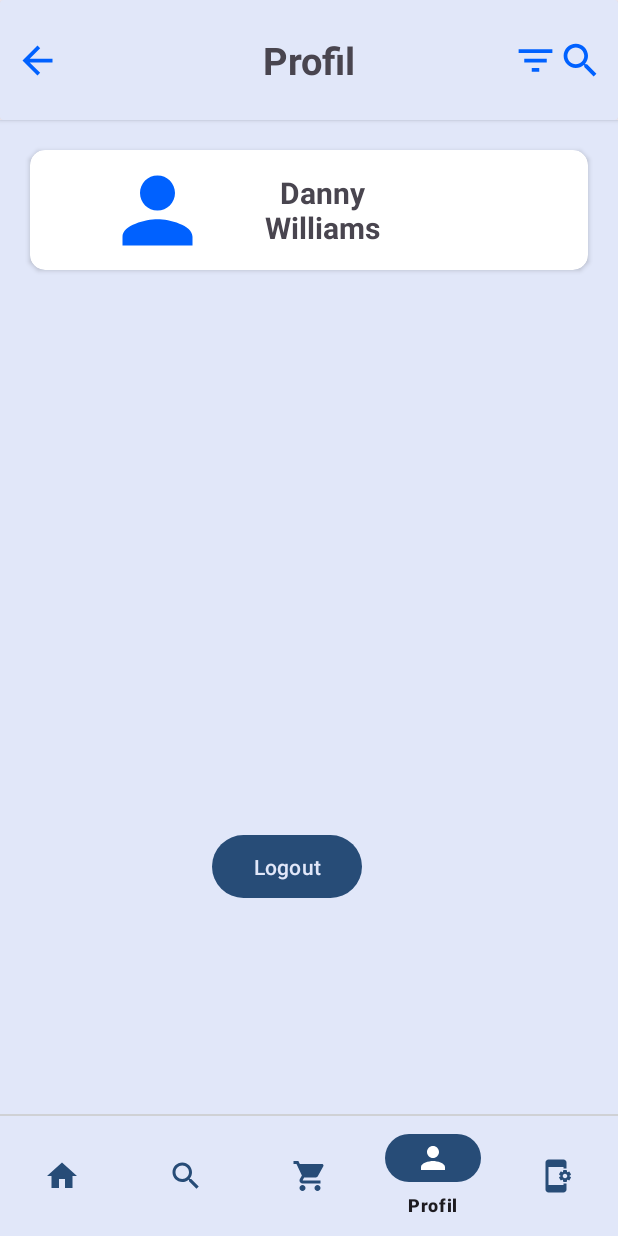
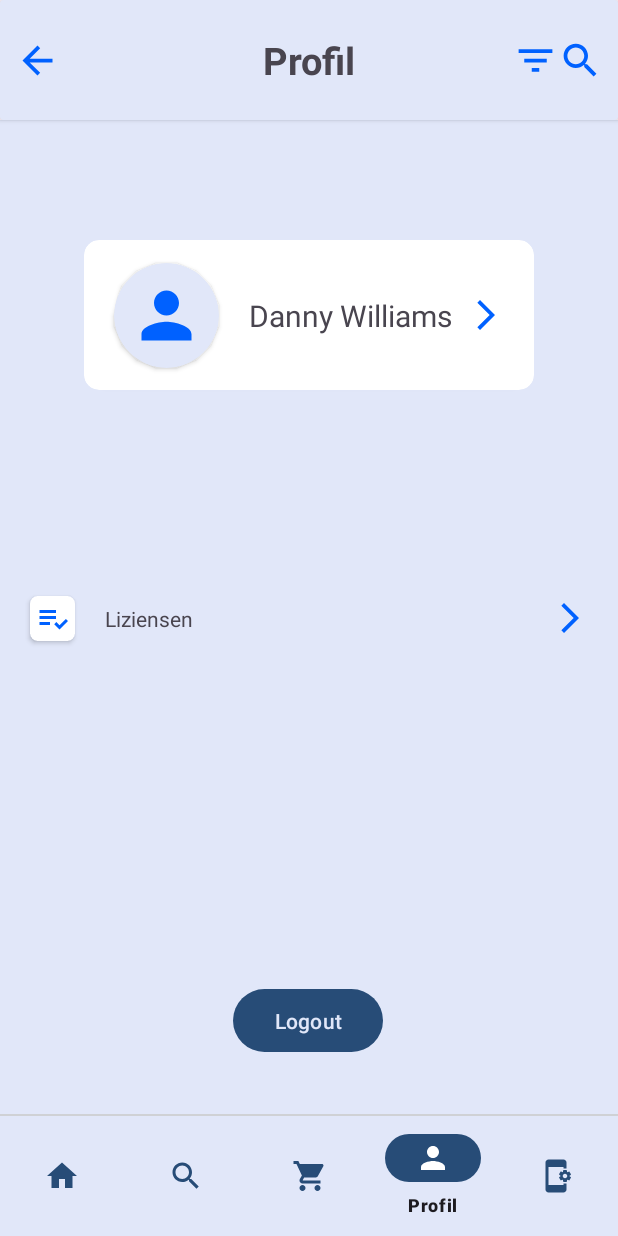
Before and after one commit to Spliic/FunRepair, an Android app: the ProfilFragment screen opened through its navigation route, on a phone screen of 412 x 824 dp. Run offline under Robolectric (Android 15) with nearby library versions, the phone set to English and light mode, and no system bars; our stand-ins replace Firebase (no records; nobody signed in at launch, a user with empty details on screens opened directly), Room's generated code, data binding, navigation-ui.

Commit message:
Kleine Überarbeitung

```diff
--- a/app/src/main/java/com/example/abschlussaufgabe/MainActivity.kt
+++ b/app/src/main/java/com/example/abschlussaufgabe/MainActivity.kt
@@ -59,9 +59,7 @@ class MainActivity : AppCompatActivity() {
             }
         }
 
-        binding.ivBackIcon.setOnClickListener {
 
-        }
 
 
         /**
--- a/app/src/main/java/com/example/abschlussaufgabe/ui/DetailFragment.kt
+++ b/app/src/main/java/com/example/abschlussaufgabe/ui/DetailFragment.kt
@@ -40,6 +40,9 @@ class DetailFragment : Fragment() {
 
     override fun onViewCreated(view: View, savedInstanceState: Bundle?) {
         super.onViewCreated(view, savedInstanceState)
+
+
+
     }
 
 }
--- a/app/src/main/java/com/example/abschlussaufgabe/ui/HomeFragment.kt
+++ b/app/src/main/java/com/example/abschlussaufgabe/ui/HomeFragment.kt
@@ -50,6 +50,10 @@ class HomeFragment : Fragment() {
     override fun onViewCreated(view: View, savedInstanceState: Bundle?) {
         super.onViewCreated(view, savedInstanceState)
 
+
+
+
+
         viewModel.ersatzteilList.observe(viewLifecycleOwner){ersatzteilList ->
             binding.rvNewitem.adapter = KategorieAdapter(ersatzteilList,viewModel)
 
--- a/app/src/main/java/com/example/abschlussaufgabe/viewmodel/MainViewModel.kt
+++ b/app/src/main/java/com/example/abschlussaufgabe/viewmodel/MainViewModel.kt
@@ -36,9 +36,6 @@ class MainViewModel(application: Application): AndroidViewModel(application) {
     fun setSortimentTitle(titel: String){
         _sortimentTitel.value = titel
     }
-
-
-
 
 
     /**
--- /dev/null
+++ b/app/src/main/res/drawable/baseline_arrow_forward_ios_24.xml
@@ -0,0 +1,5 @@
+<vector android:autoMirrored="true" android:height="24dp"
+    android:tint="#0061FF" android:viewportHeight="24"
+    android:viewportWidth="24" android:width="24dp" xmlns:android="http://schemas.android.com/apk/res/android">
+    <path android:fillColor="@android:color/white" android:pathData="M6.23,20.23l1.77,1.77l10,-10l-10,-10l-1.77,1.77l8.23,8.23z"/>
+</vector>
--- /dev/null
+++ b/app/src/main/res/drawable/baseline_playlist_add_check_24.xml
@@ -0,0 +1,8 @@
+<vector android:autoMirrored="true" android:height="24dp"
+    android:tint="#0061FF" android:viewportHeight="24"
+    android:viewportWidth="24" android:width="24dp" xmlns:android="http://schemas.android.com/apk/res/android">
+    <path android:fillColor="@android:color/white" android:pathData="M3,10h11v2h-11z"/>
+    <path android:fillColor="@android:color/white" android:pathData="M3,6h11v2h-11z"/>
+    <path android:fillColor="@android:color/white" android:pathData="M3,14h7v2h-7z"/>
+    <path android:fillColor="@android:color/white" android:pathData="M20.59,11.93l-4.25,4.24l-2.12,-2.12l-1.41,1.41l3.53,3.54l5.66,-5.66z"/>
+</vector>
--- /dev/null
+++ b/app/src/main/res/drawable/baseline_shield_24.xml
@@ -0,0 +1,5 @@
+<vector android:height="24dp" android:tint="#0061FF"
+    android:viewportHeight="24" android:viewportWidth="24"
+    android:width="24dp" xmlns:android="http://schemas.android.com/apk/res/android">
+    <path android:fillColor="@android:color/white" android:pathData="M12,1L3,5v6c0,5.55 3.84,10.74 9,12 5.16,-1.26 9,-6.45 9,-12V5l-9,-4z"/>
+</vector>
--- a/app/src/main/res/layout/fragment_profil.xml
+++ b/app/src/main/res/layout/fragment_profil.xml
@@ -10,76 +10,147 @@
     <androidx.constraintlayout.widget.ConstraintLayout
         android:layout_width="match_parent"
         android:layout_height="match_parent"
+        android:background="@color/appcolor"
         tools:context=".ui.ProfilFragment">
 
+
         <androidx.cardview.widget.CardView
-            android:id="@+id/cv_profile"
-            android:layout_width="match_parent"
-            android:layout_height="80dp"
-            android:layout_margin="20dp"
+            android:layout_width="300dp"
+            android:layout_height="100dp"
+            android:layout_marginTop="80dp"
             app:cardCornerRadius="10dp"
             app:layout_constraintEnd_toEndOf="parent"
             app:layout_constraintStart_toStartOf="parent"
-            app:layout_constraintTop_toTopOf="@+id/constraintLayout">
+            app:layout_constraintTop_toTopOf="parent">
 
 
             <androidx.constraintlayout.widget.ConstraintLayout
                 android:layout_width="match_parent"
                 android:layout_height="match_parent">
 
-                <ImageView
-                    android:id="@+id/ivProfile"
+                <androidx.cardview.widget.CardView
+                    android:id="@+id/cardView2"
                     android:layout_width="70dp"
                     android:layout_height="70dp"
-                    android:layout_marginStart="50dp"
+                    android:layout_marginStart="20dp"
+                    android:backgroundTint="@color/appcolor"
+                    app:cardCornerRadius="50dp"
                     app:layout_constraintBottom_toBottomOf="parent"
                     app:layout_constraintStart_toStartOf="parent"
-                    app:layout_constraintTop_toTopOf="parent"
-                    app:srcCompat="@drawable/baseline_person_24" />
+                    app:layout_constraintTop_toTopOf="parent">
+
+                    <androidx.constraintlayout.widget.ConstraintLayout
+                        android:layout_width="match_parent"
+                        android:layout_height="match_parent">
+
+                        <ImageView
+                            android:id="@+id/imageView3"
+                            android:layout_width="50dp"
+                            android:layout_height="50dp"
+                            app:layout_constraintBottom_toBottomOf="parent"
+                            app:layout_constraintEnd_toEndOf="parent"
+                            app:layout_constraintStart_toStartOf="parent"
+                            app:layout_constraintTop_toTopOf="parent"
+                            app:srcCompat="@drawable/baseline_person_24" />
+                    </androidx.constraintlayout.widget.ConstraintLayout>
+                </androidx.cardview.widget.CardView>
 
                 <TextView
-                    android:layout_width="130dp"
-                    android:layout_height="60dp"
-                    android:layout_marginStart="10dp"
-                    android:gravity="center"
+                    android:id="@+id/tv_username"
+                    android:layout_width="wrap_content"
+                    android:layout_height="wrap_content"
+                    android:layout_marginStart="20dp"
                     android:text="Danny Williams"
                     android:textSize="20sp"
-                    android:textStyle="bold"
-                    app:layout_constraintBottom_toBottomOf="parent"
-                    app:layout_constraintStart_toEndOf="@+id/ivProfile"
-                    app:layout_constraintTop_toTopOf="parent" />
+                    app:layout_constraintBottom_toBottomOf="@+id/cardView2"
+                    app:layout_constraintStart_toEndOf="@+id/cardView2"
+                    app:layout_constraintTop_toTopOf="@+id/cardView2" />
 
 
+                <ImageView
+                    android:id="@+id/imageView7"
+                    android:layout_width="wrap_content"
+                    android:layout_height="wrap_content"
+                    android:layout_marginEnd="10dp"
+                    app:layout_constraintBottom_toBottomOf="parent"
+                    app:layout_constraintEnd_toEndOf="parent"
+                    app:layout_constraintStart_toEndOf="@+id/tv_username"
+                    app:layout_constraintTop_toTopOf="parent"
+                    app:srcCompat="@drawable/baseline_arrow_forward_ios_24" />
             </androidx.constraintlayout.widget.ConstraintLayout>
+
 
         </androidx.cardview.widget.CardView>
 
+
         <androidx.constraintlayout.widget.ConstraintLayout
-            android:id="@+id/constraintLayout"
             android:layout_width="match_parent"
-            android:layout_height="match_parent"
-            android:background="@color/appcolor"
-            app:layout_constraintBottom_toBottomOf="parent"
-            app:layout_constraintEnd_toEndOf="parent"
-            app:layout_constraintStart_toStartOf="parent"
-            app:layout_constraintTop_toTopOf="parent">
+            android:layout_height="match_parent">
 
 
-            <Button
+
+            <ImageView
+                android:id="@+id/btn_arrow_lizienzen"
+                android:layout_width="wrap_content"
+                android:layout_height="wrap_content"
+                android:layout_marginEnd="20dp"
+                app:layout_constraintBottom_toBottomOf="parent"
+                app:layout_constraintEnd_toEndOf="parent"
+                app:layout_constraintTop_toTopOf="parent"
+                app:srcCompat="@drawable/baseline_arrow_forward_ios_24" />
+
+            <TextView
+                android:id="@+id/tv_liziensen"
+                android:layout_width="wrap_content"
+                android:layout_height="wrap_content"
+                android:layout_marginStart="20dp"
+                android:text="Liziensen"
+                app:layout_constraintBottom_toBottomOf="parent"
+                app:layout_constraintStart_toEndOf="@+id/icon_liziensen"
+                app:layout_constraintTop_toTopOf="parent" />
+
+            <androidx.cardview.widget.CardView
+                android:id="@+id/icon_liziensen"
+                android:layout_width="30dp"
+                android:layout_height="30dp"
+                android:layout_marginStart="20dp"
+                app:cardCornerRadius="5dp"
+                app:layout_constraintBottom_toBottomOf="parent"
+                app:layout_constraintStart_toStartOf="parent"
+                app:layout_constraintTop_toTopOf="parent">
+
+
+                <androidx.constraintlayout.widget.ConstraintLayout
+                    android:layout_width="match_parent"
+                    android:layout_height="match_parent">
+
+                    <ImageView
+                        android:id="@+id/iv_liziensen"
+                        android:layout_width="wrap_content"
+                        android:layout_height="wrap_content"
+                        app:layout_constraintBottom_toBottomOf="parent"
+                        app:layout_constraintEnd_toEndOf="parent"
+                        app:layout_constraintStart_toStartOf="parent"
+                        app:layout_constraintTop_toTopOf="parent"
+                        app:srcCompat="@drawable/baseline_playlist_add_check_24" />
+                </androidx.constraintlayout.widget.ConstraintLayout>
+
+            </androidx.cardview.widget.CardView>
+        </androidx.constraintlayout.widget.ConstraintLayout>
+
+        <Button
                 android:id="@+id/btnLogout2"
                 android:layout_width="100dp"
                 android:layout_height="50dp"
                 android:text="Logout"
                 app:layout_constraintBottom_toBottomOf="parent"
                 app:layout_constraintEnd_toEndOf="parent"
-                app:layout_constraintHorizontal_bias="0.453"
+                app:layout_constraintHorizontal_bias="0.498"
                 app:layout_constraintStart_toStartOf="parent"
                 app:layout_constraintTop_toTopOf="parent"
-                app:layout_constraintVertical_bias="0.77" />
+                app:layout_constraintVertical_bias="0.937" />
 
 
         </androidx.constraintlayout.widget.ConstraintLayout>
 
-
-    </androidx.constraintlayout.widget.ConstraintLayout>
 </layout>
--- a/app/src/main/res/layout/fragment_sortiment.xml
+++ b/app/src/main/res/layout/fragment_sortiment.xml
@@ -10,6 +10,7 @@
     <FrameLayout
         android:layout_width="match_parent"
         android:layout_height="match_parent"
+        android:background="@color/appcolor"
         tools:context=".ui.SortimentFragment">
 
 
```
